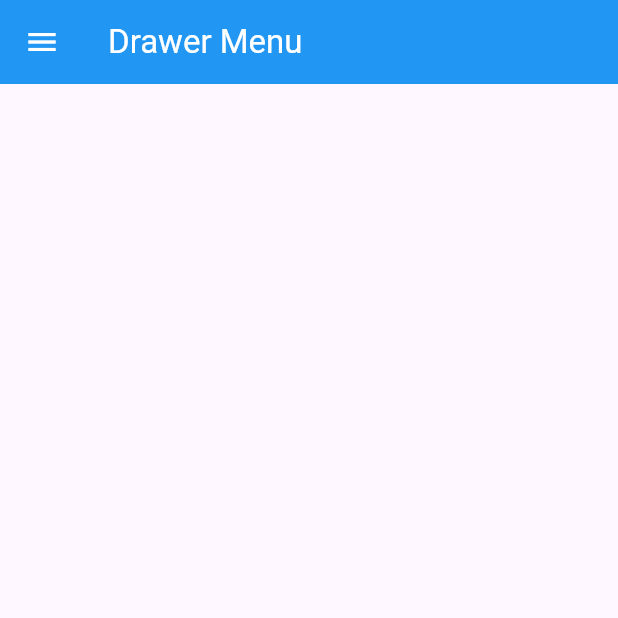
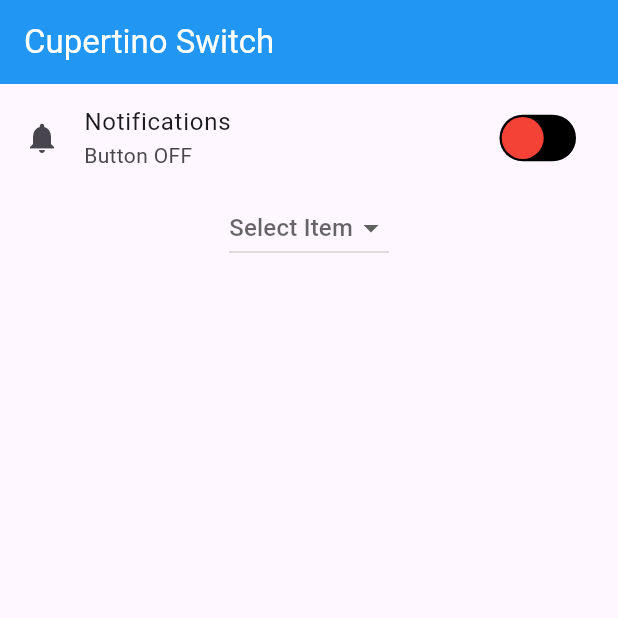
Before and after one commit to AbRehman536/Flutter_sec_10, a Flutter app: the screen it shows after launch, on a phone screen of 412 x 824 dp, the top half of it. Run offline on Flutter 3.47's test engine with Material 3 defaults, Android fonts, the phone set to English and light mode, and no system bars; our stand-ins replace curved_navigation_bar, smooth_page_indicator.

Commit message:
Cupertino * DropDown  done

```diff
--- /dev/null
+++ b/lib/cupertino_switch.dart
@@ -0,0 +1,58 @@
+import 'package:flutter/cupertino.dart';
+import 'package:flutter/material.dart';
+
+class CupertinoSwitchDemo extends StatefulWidget {
+  const CupertinoSwitchDemo({super.key});
+
+  @override
+  State<CupertinoSwitchDemo> createState() => _CupertinoSwitchDemoState();
+}
+
+class _CupertinoSwitchDemoState extends State<CupertinoSwitchDemo> {
+  bool isSwitchOn = false;
+  String? selectedValue;
+  List<String> items = ["Flutter", "Angular" , "Web" , "UI/UX"];
+  @override
+  Widget build(BuildContext context) {
+    return Scaffold(
+      appBar: AppBar(
+        title: Text("Cupertino Switch"),
+        backgroundColor: Colors.blue,
+        foregroundColor: Colors.white,
+      ),
+      body: Center(child: Column(children: [
+        ListTile(
+          leading: Icon(isSwitchOn ? Icons.notifications_active_outlined: Icons.notifications),
+          title: Text("Notifications"),
+          subtitle: Text(isSwitchOn? "Button ON" : "Button OFF"),
+          trailing: CupertinoSwitch(
+              value: isSwitchOn,
+            onChanged: (bool value) {
+                setState(() {
+                  isSwitchOn = value;
+                });
+            },
+          activeColor: Colors.blue,
+            trackColor: Colors.black,
+            thumbColor: Colors.red,
+          ),
+        ),
+
+        DropdownButton<String>(
+          hint: Text("Select Item"),
+            value: selectedValue,
+            items: items.map((item){
+              return DropdownMenuItem<String>(
+                  value: item,
+                  child: Text(item));
+            }).toList(),
+          onChanged: (String? value) {
+            setState(() {
+              selectedValue = value;
+            });
+          },
+            )
+      ],),),
+    );
+  }
+}
--- a/lib/main.dart
+++ b/lib/main.dart
@@ -1,6 +1,7 @@
 import 'package:flutter/material.dart';
 import 'package:flutter_sec_10/assets_images.dart';
 import 'package:flutter_sec_10/bottombar_demo.dart';
+import 'package:flutter_sec_10/cupertino_switch.dart';
 import 'package:flutter_sec_10/curved_bottombar_demo.dart';
 import 'package:flutter_sec_10/floating_action_button.dart';
 import 'package:flutter_sec_10/gridview_basic.dart';
@@ -51,7 +52,7 @@ class MyApp extends StatelessWidget {
         // tested with just a hot reload.
         colorScheme: ColorScheme.fromSeed(seedColor: Colors.deepPurple),
       ),
-      home: DrawerMenuDemo(),
+      home: CupertinoSwitchDemo(),
     );
   }
 }
```
